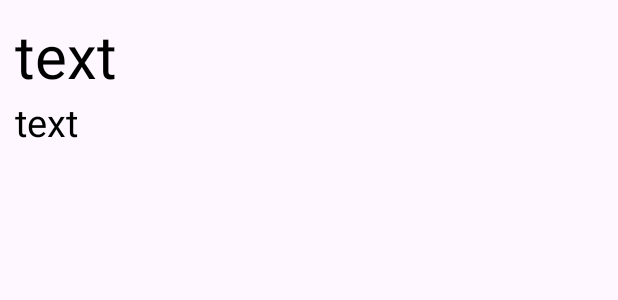
After one commit to anaserrami/ListView_Implementation_applicatiponMobile, an Android app: the layout list_item.xml on its own in the app's theme, with its tools: preview values and no code run, on a phone screen of 412 x 824 dp. The commit adds this screen. Shown: the top 300 px of the screen. Run offline under Robolectric (Android 15) with nearby library versions, the phone set to English and light mode, and no system bars.

Commit message:
init commit

```diff
--- /dev/null
+++ b/app/src/main/res/layout/list_item.xml
@@ -0,0 +1,24 @@
+<?xml version="1.0" encoding="utf-8"?>
+<LinearLayout xmlns:android="http://schemas.android.com/apk/res/android"
+    android:layout_width="match_parent"
+    android:layout_height="match_parent"
+    android:orientation="vertical"
+    android:padding="10dp"
+    >
+    <TextView
+        android:id="@+id/textViewTitle"
+        android:layout_width="match_parent"
+        android:layout_height="wrap_content"
+        android:text="text"
+        android:textSize="40sp"
+        android:textColor="@color/black"
+        />
+    <TextView
+        android:id="@+id/textViewContent"
+        android:layout_width="match_parent"
+        android:layout_height="wrap_content"
+        android:text="text"
+        android:textSize="25sp"
+        android:textColor="@color/black"
+        />
+</LinearLayout>
```
Also changed, not shown: app/src/main/java/ma/enset/app/MainActivity.java (+19 -14 lines), app/src/main/java/ma/enset/app/adapters/MyAdapter.java (added, +37 -0 lines), app/src/main/java/ma/enset/app/models/MyModel.java (added, +27 -0 lines).
